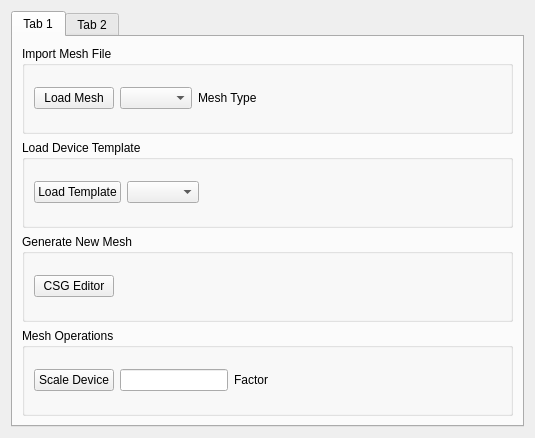
Before: the Qt Designer form modules/DeviceGenerator/device_generator_form.ui in viennamos/viennamos-dev, drawn with Qt 5.
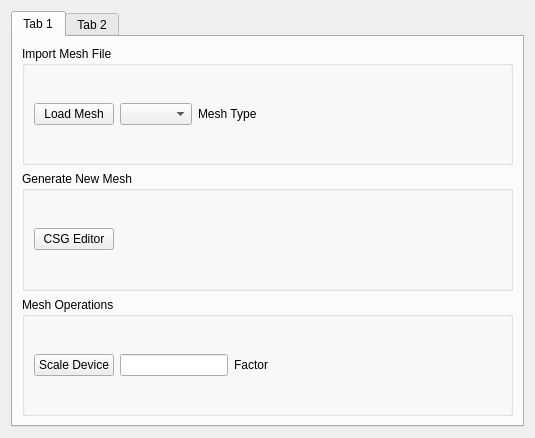
After: the same form once the commit is applied.

Commit message:
working on reactivating DeviceGenerator module - not finished
update is required due to recent ViennaMini progress.
currently fighting with linking against the UDUNITS library.
DeviceGenerator does not work currently

What changed in the file:
```diff
--- a/modules/DeviceGenerator/device_generator_form.ui
+++ b/modules/DeviceGenerator/device_generator_form.ui
@@ -64,38 +64,6 @@
         </widget>
        </item>
        <item row="1" column="0">
-        <widget class="QGroupBox" name="groupBox_6">
-         <property name="title">
-          <string>Load Device Template</string>
-         </property>
-         <layout class="QGridLayout" name="gridLayout_9">
-          <item row="0" column="1">
-           <widget class="QComboBox" name="comboBoxDeviceTemplates"/>
-          </item>
-          <item row="0" column="0">
-           <widget class="QPushButton" name="pushButtonLoadTemplate">
-            <property name="text">
-             <string>Load Template</string>
-            </property>
-           </widget>
-          </item>
-          <item row="0" column="2">
-           <spacer name="horizontalSpacer_5">
-            <property name="orientation">
-             <enum>Qt::Horizontal</enum>
-            </property>
-            <property name="sizeHint" stdset="0">
-             <size>
-              <width>291</width>
-              <height>20</height>
-             </size>
-            </property>
-           </spacer>
-          </item>
-         </layout>
-        </widget>
-       </item>
-       <item row="2" column="0">
         <widget class="QGroupBox" name="groupBox_7">
          <property name="title">
           <string>Generate New Mesh</string>
@@ -124,7 +92,7 @@
          </layout>
         </widget>
        </item>
-       <item row="3" column="0">
+       <item row="2" column="0">
         <widget class="QGroupBox" name="groupBox_8">
          <property name="title">
           <string>Mesh Operations</string>
```
The commit also changes 10 other files.
